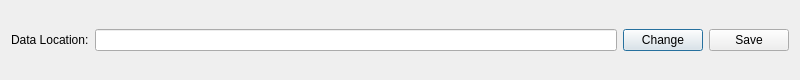
First picture: the form in dialogglobalsettings.ui, repository qwerty258/filemetadata, before the edit.
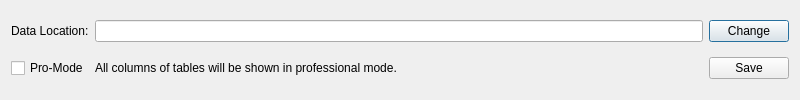
Second picture: the form after the edit.

Commit message: add pro-mode setting to show all columns of tables

Patch:
```diff
--- a/dialogglobalsettings.ui
+++ b/dialogglobalsettings.ui
@@ -7,7 +7,7 @@
     <x>0</x>
     <y>0</y>
     <width>800</width>
-    <height>80</height>
+    <height>100</height>
    </rect>
   </property>
   <property name="minimumSize">
@@ -20,30 +20,44 @@
    <string>Settings</string>
   </property>
   <layout class="QGridLayout" name="gridLayout">
-   <item row="0" column="0">
-    <widget class="QLabel" name="label">
-     <property name="text">
-      <string>Data Location:</string>
-     </property>
-    </widget>
-   </item>
-   <item row="0" column="1">
-    <widget class="QLineEdit" name="lineEditDataPath"/>
-   </item>
    <item row="0" column="2">
+    <widget class="QLineEdit" name="lineEditDataPath"/>
+   </item>
+   <item row="1" column="0">
+    <widget class="QCheckBox" name="checkBoxProMode">
+     <property name="text">
+      <string>Pro-Mode</string>
+     </property>
+    </widget>
+   </item>
+   <item row="0" column="3">
     <widget class="QPushButton" name="pushButtonChange">
      <property name="text">
       <string>Change</string>
      </property>
     </widget>
    </item>
-   <item row="0" column="3">
+   <item row="0" column="0">
+    <widget class="QLabel" name="labelDataLocation">
+     <property name="text">
+      <string>Data Location:</string>
+     </property>
+    </widget>
+   </item>
+   <item row="1" column="3">
     <widget class="QPushButton" name="pushButtonSave">
      <property name="text">
       <string>Save</string>
      </property>
     </widget>
    </item>
+   <item row="1" column="2">
+    <widget class="QLabel" name="labelProModeNote">
+     <property name="text">
+      <string>All columns of tables will be shown in professional mode.</string>
+     </property>
+    </widget>
+   </item>
   </layout>
  </widget>
  <resources/>
```
The commit also changes 3 other files.
